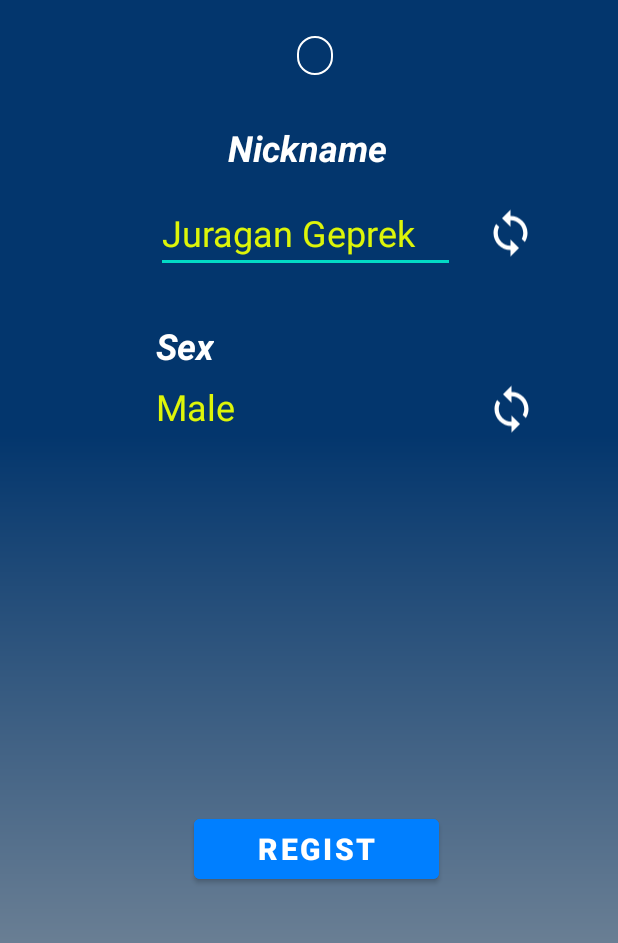
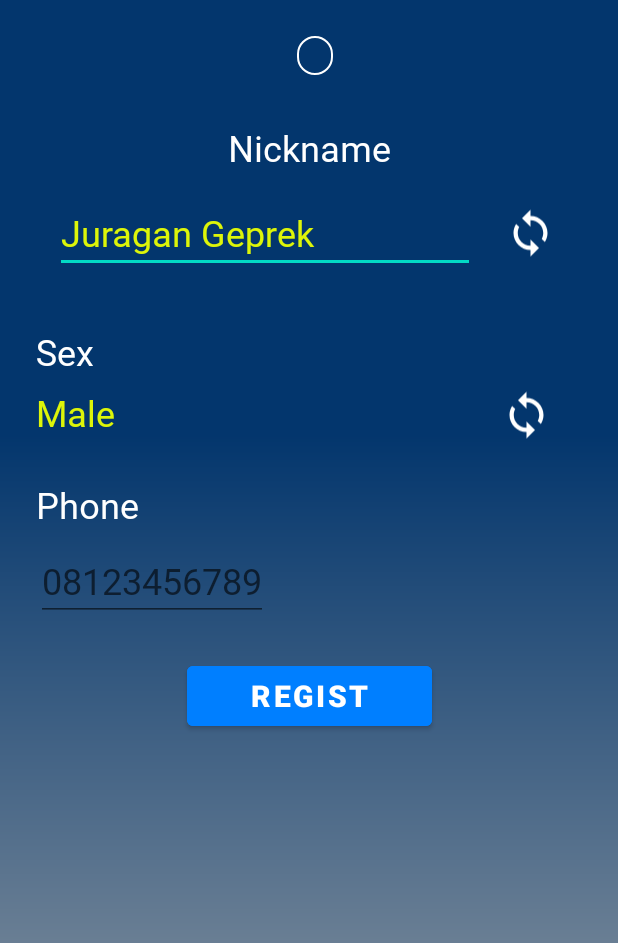
Before and after one commit to DricZ/FALL, an Android app: the Registration2 screen opened directly, with no data from a screen before it, on a phone screen of 412 x 824 dp, the part 225-1168 px from its top. Run offline under Robolectric (Android 15) with nearby library versions, the phone set to English and light mode, and no system bars; our stand-ins replace Firebase (no records; nobody signed in at launch, a user with empty details on screens opened directly); 1 statement that could not run was skipped.

Commit message:
Design Login, Registration, Code OTP Done + fungsionalitasnya (- backend ke database)

```diff
--- a/app/build.gradle
+++ b/app/build.gradle
@@ -47,6 +47,7 @@ dependencies {
     implementation 'androidx.lifecycle:lifecycle-viewmodel-ktx:2.4.1'
     implementation 'androidx.navigation:navigation-fragment-ktx:2.4.1'
     implementation 'androidx.navigation:navigation-ui-ktx:2.4.1'
+    implementation 'com.google.firebase:firebase-auth-ktx:21.1.0'
 //    implementation 'androidx.navigation:navigation-fragment:2.4.1'
 //    implementation 'androidx.navigation:navigation-ui-ktx:2.4.1'
     testImplementation 'junit:junit:4.13.2'
@@ -56,4 +57,8 @@ dependencies {
 //    implementation 'com.mikhaellopez:circularimageview:3.2.0'
     implementation("org.jetbrains.kotlinx:kotlinx-coroutines-android:1.3.9")
 
+    //OTP DEPEND
+    implementation 'com.google.android.gms:play-services-auth:20.4.0'
+    implementation 'com.google.firebase:firebase-auth:21.1.0'
+
 }
--- a/app/src/main/java/com/example/fall/Registration2.kt
+++ b/app/src/main/java/com/example/fall/Registration2.kt
@@ -1,12 +1,27 @@
 package com.example.fall
 
+import android.Manifest
 import android.annotation.SuppressLint
+import android.content.Intent
+import android.content.pm.PackageManager
+import android.net.Uri
 import androidx.appcompat.app.AppCompatActivity
 import android.os.Bundle
+import android.telephony.SmsManager
 import android.util.Log
+import android.widget.Button
 import android.widget.EditText
 import android.widget.ImageView
 import android.widget.TextView
+import android.widget.Toast
+import androidx.core.app.ActivityCompat
+import androidx.core.content.ContextCompat
+import com.google.firebase.FirebaseException
+import com.google.firebase.auth.FirebaseAuth
+import com.google.firebase.auth.PhoneAuthCredential
+import com.google.firebase.auth.PhoneAuthProvider
+import java.util.*
+import java.util.concurrent.TimeUnit
 
 class Registration2 : AppCompatActivity() {
 
@@ -15,12 +30,14 @@ class Registration2 : AppCompatActivity() {
         setContentView(R.layout.activity_registration2)
         val imgShuffle = findViewById<ImageView>(R.id.imageView3)
         val imgShuffleSex = findViewById<ImageView>(R.id.imageView4)
-        var etNn = findViewById<EditText>(R.id.regAge)
-        var tvSex = findViewById<TextView>(R.id.textViewSex)
+        var etNn = findViewById<EditText>(R.id.regNickname)
+        var tvSex = findViewById<TextView>(R.id.regSex)
+        val etPhone = findViewById<EditText>(R.id.regPhone)
+        val btnRegistn = findViewById<Button>(R.id.buttonRegist)
 
         imgShuffle.setOnClickListener {
             randomNickName()
-            etNn.setText("")
+//            etNn.setText("")
             etNn.setText(randomNickName())
         }
         imgShuffleSex.setOnClickListener {
@@ -35,9 +52,60 @@ class Registration2 : AppCompatActivity() {
                     break
                 }
             }
+        }
 
+        //MASUKKAN DATA USER KE FIREBASE
+        btnRegistn.setOnClickListener {
+            val otp = generateOTP()
+            Log.d("OTP", otp)
+            //TAMBAHKAN PENGECEKAN HASIL RUNDOM KALO SUDAH PERNAH MAKA AKAN DI PANGGIL ULANG generateOTP()
+            val MY_PERMISSIONS_REQUEST_SEND_SMS = 123
+            if (ContextCompat.checkSelfPermission(this, Manifest.permission.SEND_SMS)
+                != PackageManager.PERMISSION_GRANTED) {
+                // Belum mendapat izin
+                ActivityCompat.requestPermissions(this,
+                    arrayOf(Manifest.permission.SEND_SMS),
+                    MY_PERMISSIONS_REQUEST_SEND_SMS)
+            } else {
+                // Telah mendapat izin
+                // Lakukan proses mengirim SMS di sini
+                val smsManager = SmsManager.getDefault()
+                val phoneNumber = etPhone.text.toString() // ganti dengan nomor telepon Anda
+                val message = "[FALL] Kode OTP anda adalah $otp, mohon untuk tidak memberitahukan kepada siapapun!!!" // ganti dengan kode OTP yang ingin Anda kirim
+                smsManager.sendTextMessage(phoneNumber, null, message, null, null)
+                startActivity(Intent(this@Registration2, OtpActivity::class.java).apply {
+                    putExtra("OTP", otp)
+                    putExtra("noHp", phoneNumber)
+                })
+            }
+        }
 
-        }
+        val getOtp = intent.getStringExtra("TRY")
+        Log.d("NEW OTP", getOtp.toString())
+//        if (getOtp == "again"){
+//            val otp = generateOTP()
+//            Log.d("OTP", otp)
+//            //TAMBAHKAN PENGECEKAN HASIL RUNDOM KALO SUDAH PERNAH MAKA AKAN DI PANGGIL ULANG generateOTP()
+//            val MY_PERMISSIONS_REQUEST_SEND_SMS = 123
+//            if (ContextCompat.checkSelfPermission(this, Manifest.permission.SEND_SMS)
+//                != PackageManager.PERMISSION_GRANTED) {
+//                // Belum mendapat izin
+//                ActivityCompat.requestPermissions(this,
+//                    arrayOf(Manifest.permission.SEND_SMS),
+//                    MY_PERMISSIONS_REQUEST_SEND_SMS)
+//            } else {
+//                // Telah mendapat izin
+//                // Lakukan proses mengirim SMS di sini
+//                val smsManager = SmsManager.getDefault()
+//                val phoneNumber = etPhone.text.toString() // ganti dengan nomor telepon Anda
+//                val message = "[FALL] Kode OTP anda adalah $otp, mohon untuk tidak memberitahukan kepada siapapun!!!" // ganti dengan kode OTP yang ingin Anda kirim
+//                smsManager.sendTextMessage(phoneNumber, null, message, null, null)
+//                startActivity(Intent(this@Registration2, OtpActivity::class.java).apply {
+//                    putExtra("OTP", otp)
+//                    putExtra("noHp", phoneNumber)
+//                })
+//            }
+//        }
 
     }
 
@@ -54,4 +122,12 @@ class Registration2 : AppCompatActivity() {
         val randomElement = sex.asSequence().shuffled().find { true }
         return randomElement.toString()
     }
+
+
+    fun generateOTP(): String {
+        val random = Random()
+        val num = random.nextInt(900000) + 100000
+        return num.toString()
+    }
+
 }
--- a/app/src/main/res/layout/activity_registration2.xml
+++ b/app/src/main/res/layout/activity_registration2.xml
@@ -43,22 +43,25 @@
             android:text="Nickname"
             android:textColor="@color/white"
             android:textSize="24sp"
-            android:textStyle="bold|italic"
+            android:fontFamily="@font/lato_semibolditalic"
             app:layout_constraintStart_toStartOf="parent"
             app:layout_constraintTop_toBottomOf="@+id/imageView2" />
 
         <EditText
             android:id="@+id/regNickname"
-            android:layout_width="199dp"
+            android:layout_width="wrap_content"
             android:layout_height="47dp"
-            android:layout_marginStart="104dp"
+            android:layout_marginStart="48dp"
             android:layout_marginTop="20dp"
             android:ems="10"
+            android:fontFamily="@font/lato_semibold"
             android:inputType="text"
             android:text="Juragan Geprek"
             android:textColor="@color/text"
             android:textSize="24sp"
-            app:layout_constraintStart_toStartOf="parent"
+            app:layout_constraintEnd_toEndOf="@+id/textViewUsr"
+            app:layout_constraintHorizontal_bias="0.745"
+            app:layout_constraintStart_toStartOf="@+id/textViewUsr"
             app:layout_constraintTop_toBottomOf="@+id/textViewUsr" />
 
         <ImageView
@@ -75,11 +78,9 @@
             android:id="@+id/imageView4"
             android:layout_width="34dp"
             android:layout_height="37dp"
-            android:layout_marginTop="80dp"
-            android:layout_marginEnd="52dp"
+            android:layout_marginTop="84dp"
+            android:layout_marginEnd="44dp"
             app:layout_constraintEnd_toEndOf="parent"
-            app:layout_constraintHorizontal_bias="0.96"
-            app:layout_constraintStart_toEndOf="@+id/regSex"
             app:layout_constraintTop_toBottomOf="@+id/imageView3"
             app:srcCompat="@drawable/ic_baseline_loop_24" />
 
@@ -87,12 +88,12 @@
             android:id="@+id/textViewSex"
             android:layout_width="wrap_content"
             android:layout_height="wrap_content"
-            android:layout_marginStart="104dp"
-            android:layout_marginTop="32dp"
+            android:layout_marginStart="24dp"
+            android:layout_marginTop="36dp"
+            android:fontFamily="@font/lato_regular"
             android:text="Sex"
             android:textColor="@color/white"
             android:textSize="24sp"
-            android:textStyle="bold|italic"
             app:layout_constraintStart_toStartOf="parent"
             app:layout_constraintTop_toBottomOf="@+id/regNickname" />
 
@@ -104,23 +105,49 @@
             android:text="Male"
             android:textColor="@color/text"
             android:textSize="24sp"
+            android:fontFamily="@font/lato_semibold"
             app:layout_constraintStart_toStartOf="@+id/textViewSex"
             app:layout_constraintTop_toBottomOf="@+id/textViewSex" />
+
+        <TextView
+            android:id="@+id/textViewNoTelp"
+            android:layout_width="wrap_content"
+            android:layout_height="wrap_content"
+            android:layout_marginStart="24dp"
+            android:layout_marginTop="24dp"
+            android:fontFamily="@font/lato_regular"
+            android:text="Phone"
+            android:textColor="@color/white"
+            android:textSize="24sp"
+            app:layout_constraintStart_toStartOf="parent"
+            app:layout_constraintTop_toBottomOf="@+id/regSex" />
+
+        <EditText
+            android:id="@+id/regPhone"
+            android:layout_width="wrap_content"
+            android:layout_height="wrap_content"
+            android:layout_marginTop="8dp"
+            android:hint="08123456789"
+            android:textColor="@color/text"
+            android:inputType="number"
+            android:textSize="24sp"
+            android:fontFamily="@font/lato_semibold"
+            app:layout_constraintStart_toStartOf="@+id/textViewNoTelp"
+            app:layout_constraintTop_toBottomOf="@+id/textViewNoTelp" />
 
         <Button
             android:id="@+id/buttonRegist"
             android:layout_width="163dp"
             android:layout_height="52dp"
-            android:layout_marginTop="248dp"
+            android:layout_marginTop="24dp"
             android:backgroundTint="@color/button"
             android:text="Regist"
             android:textColor="@color/white"
             android:textSize="20sp"
             android:textStyle="bold"
             app:layout_constraintEnd_toEndOf="parent"
-            app:layout_constraintHorizontal_bias="0.52"
             app:layout_constraintStart_toStartOf="parent"
-            app:layout_constraintTop_toBottomOf="@+id/regSex" />
+            app:layout_constraintTop_toBottomOf="@+id/regPhone" />
 
         <!--        <TextView-->
         <!--            android:id="@+id/txtSignUp"-->
--- a/app/src/main/res/values/colors.xml
+++ b/app/src/main/res/values/colors.xml
@@ -8,6 +8,7 @@
     <color name="black">#FF000000</color>
     <color name="white">#FFFFFFFF</color>
     <color name="text">#ddf509</color>
+    <color name="text_hint">#cadd21</color>
     <color name="button">#007FFF</color>
     <color name="bg">#03366D</color>
 </resources>
```
Also changed, not shown: app/src/main/AndroidManifest.xml (+16 -0 lines), app/src/main/java/com/example/fall/CommentActivity.kt (added, +11 -0 lines), app/src/main/java/com/example/fall/OtpActivity.kt (added, +110 -0 lines), app/src/main/res/layout/activity_comment.xml (added, +111 -0 lines), app/src/main/res/layout/activity_otp.xml (added, +151 -0 lines), app/src/main/res/layout/activity_registration.xml (+10 -6 lines), app/src/main/res/layout/threaditem.xml (+25 -2 lines).
